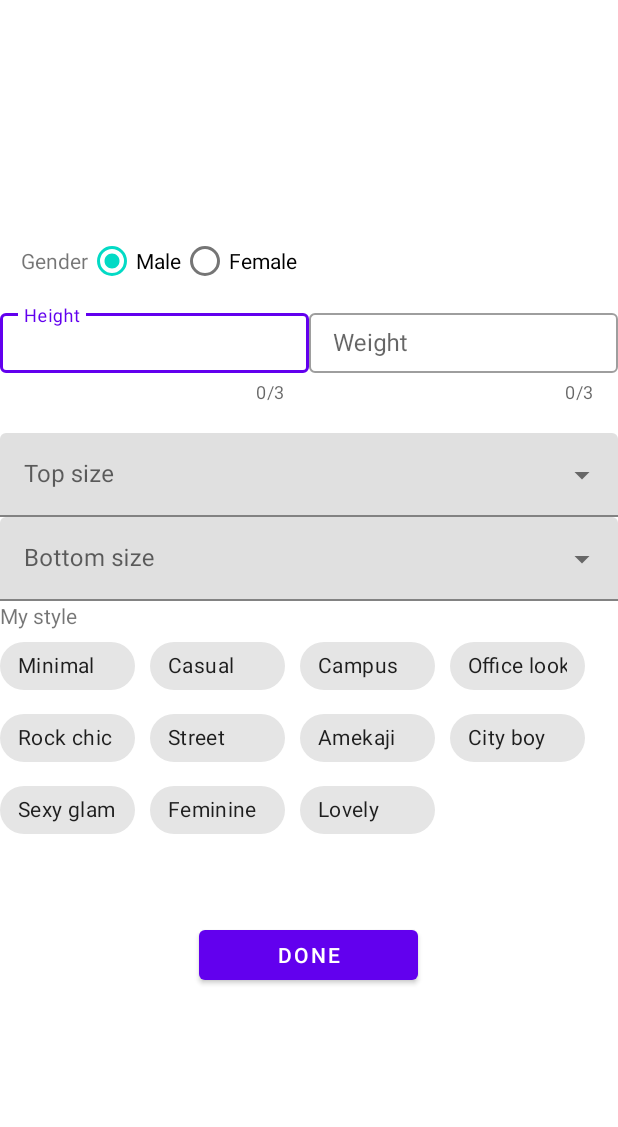
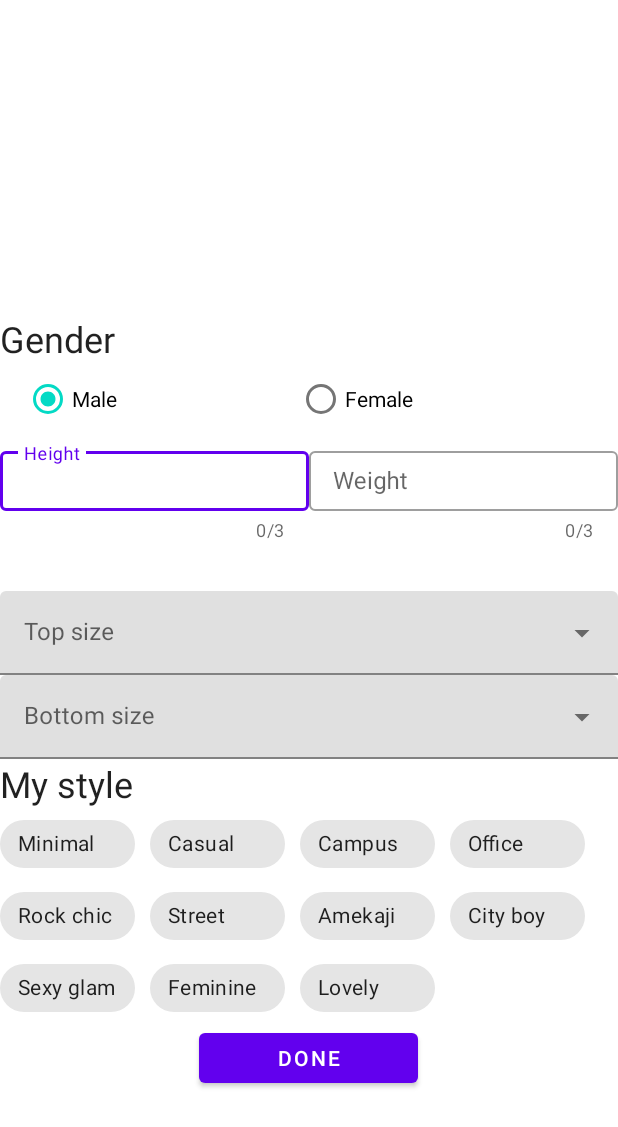
Before and after one commit to LeeSeungYun1020/Gets, an Android app: the layout activity_detail_register.xml on its own in the app's theme, with its tools: preview values and no code run, on a phone screen of 412 x 824 dp. Shown: the top 1127 px of the screen. Run offline under Robolectric (Android 15) with nearby library versions, the phone set to English and light mode, and no system bars.

Commit message:
Modify detail register

```diff
--- a/android/app/src/main/res/layout/activity_detail_register.xml
+++ b/android/app/src/main/res/layout/activity_detail_register.xml
@@ -5,35 +5,39 @@
     android:layout_width="match_parent"
     android:layout_height="match_parent">
 
+    <TextView
+        android:id="@+id/textView5"
+        android:layout_width="wrap_content"
+        android:layout_height="wrap_content"
+        android:layout_weight="1"
+        android:textAppearance="@style/TextAppearance.MaterialComponents.Headline5"
+        android:text="@string/register_gender"
+        app:layout_constraintBottom_toTopOf="@id/radioGroup"
+        />
+
     <RadioGroup
         android:id="@+id/radioGroup"
-        android:layout_width="wrap_content"
+        android:layout_width="match_parent"
         android:layout_height="wrap_content"
-        android:layout_marginTop="150dp"
-        android:layout_marginEnd="200dp"
         android:checkedButton="@+id/radio_button_1"
         android:orientation="horizontal"
+        android:layout_marginHorizontal="16dp"
         app:layout_constraintEnd_toEndOf="parent"
         app:layout_constraintStart_toStartOf="parent"
-        app:layout_constraintTop_toTopOf="parent">
-
-        <TextView
-            android:id="@+id/textView5"
-            android:layout_width="wrap_content"
-            android:layout_height="wrap_content"
-            android:layout_weight="1"
-            android:text="@string/register_gender" />
+        app:layout_constraintTop_toBottomOf="@id/textView5">
 
         <RadioButton
             android:id="@+id/radio_button_1"
             android:layout_width="wrap_content"
             android:layout_height="match_parent"
+            android:layout_weight="1"
             android:text="@string/register_male" />
 
         <RadioButton
             android:id="@+id/radio_button_2"
             android:layout_width="wrap_content"
             android:layout_height="wrap_content"
+            android:layout_weight="1"
             android:text="@string/register_female" />
 
     </RadioGroup>
@@ -129,6 +133,7 @@
         android:layout_width="wrap_content"
         android:layout_height="wrap_content"
         android:text="@string/select_my_style"
+        android:textAppearance="@style/TextAppearance.MaterialComponents.Headline5"
         app:layout_constraintStart_toStartOf="parent"
         app:layout_constraintTop_toBottomOf="@+id/linearLayout"/>
     <include
--- a/android/app/src/main/res/values/strings.xml
+++ b/android/app/src/main/res/values/strings.xml
@@ -104,7 +104,6 @@
     <string name="minimal">Minimal</string>
     <string name="casual">Casual</string>
     <string name="campus">Campus</string>
-    <string name="office">Office look</string>
     <string name="rock_chic">Rock chic</string>
     <string name="street">"Street "</string>
     <string name="amekaji">Amekaji</string>
```
